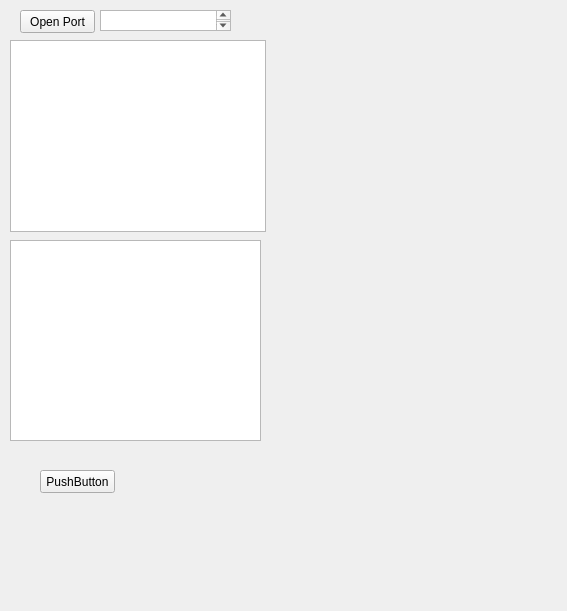
Qt form CUAMotorMirror/test.ui (vvybclock/our_labscript_devices) before a commit.
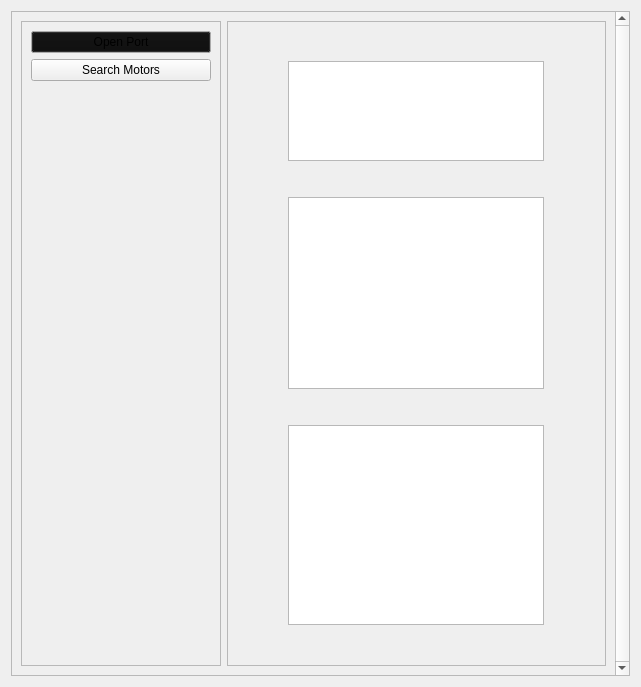
The same form after that commit.

Commit message: upgrading gui connect and search motors

What changed in the file:
```diff
--- a/CUAMotorMirror/test.ui
+++ b/CUAMotorMirror/test.ui
@@ -6,69 +6,227 @@
    <rect>
     <x>0</x>
     <y>0</y>
-    <width>567</width>
-    <height>611</height>
+    <width>641</width>
+    <height>687</height>
    </rect>
   </property>
   <property name="windowTitle">
    <string>Form</string>
   </property>
-  <widget class="QPushButton" name="Open_port_button">
-   <property name="geometry">
-    <rect>
-     <x>20</x>
-     <y>10</y>
-     <width>75</width>
-     <height>23</height>
-    </rect>
-   </property>
-   <property name="text">
-    <string>Open Port</string>
-   </property>
-  </widget>
-  <widget class="QTextEdit" name="Text_lists">
-   <property name="geometry">
-    <rect>
-     <x>10</x>
-     <y>240</y>
-     <width>251</width>
-     <height>201</height>
-    </rect>
-   </property>
-  </widget>
-  <widget class="QPlainTextEdit" name="plainTextEdit">
-   <property name="geometry">
-    <rect>
-     <x>100</x>
-     <y>10</y>
-     <width>131</width>
-     <height>21</height>
-    </rect>
-   </property>
-  </widget>
-  <widget class="QTableView" name="tableView">
-   <property name="geometry">
-    <rect>
-     <x>10</x>
-     <y>40</y>
-     <width>256</width>
-     <height>192</height>
-    </rect>
-   </property>
-  </widget>
-  <widget class="QPushButton" name="testButton">
-   <property name="geometry">
-    <rect>
-     <x>40</x>
-     <y>470</y>
-     <width>75</width>
-     <height>23</height>
-    </rect>
-   </property>
-   <property name="text">
-    <string>PushButton</string>
-   </property>
-  </widget>
+  <layout class="QGridLayout" name="gridLayout_3">
+   <item row="0" column="0">
+    <widget class="QScrollArea" name="scrollArea">
+     <property name="verticalScrollBarPolicy">
+      <enum>Qt::ScrollBarAlwaysOn</enum>
+     </property>
+     <property name="sizeAdjustPolicy">
+      <enum>QAbstractScrollArea::AdjustToContents</enum>
+     </property>
+     <property name="widgetResizable">
+      <bool>true</bool>
+     </property>
+     <widget class="QWidget" name="scrollAreaWidgetContents">
+      <property name="geometry">
+       <rect>
+        <x>0</x>
+        <y>0</y>
+        <width>604</width>
+        <height>667</height>
+       </rect>
+      </property>
+      <layout class="QGridLayout" name="gridLayout_4">
+       <item row="0" column="0">
+        <widget class="QFrame" name="frame">
+         <property name="sizePolicy">
+          <sizepolicy hsizetype="Fixed" vsizetype="Preferred">
+           <horstretch>0</horstretch>
+           <verstretch>0</verstretch>
+          </sizepolicy>
+         </property>
+         <property name="maximumSize">
+          <size>
+           <width>200</width>
+           <height>16777215</height>
+          </size>
+         </property>
+         <property name="frameShape">
+          <enum>QFrame::StyledPanel</enum>
+         </property>
+         <property name="frameShadow">
+          <enum>QFrame::Raised</enum>
+         </property>
+         <layout class="QGridLayout" name="gridLayout">
+          <item row="0" column="0">
+           <widget class="QPushButton" name="Open_port_button">
+            <property name="enabled">
+             <bool>true</bool>
+            </property>
+            <property name="sizePolicy">
+             <sizepolicy hsizetype="Fixed" vsizetype="Fixed">
+              <horstretch>0</horstretch>
+              <verstretch>0</verstretch>
+             </sizepolicy>
+            </property>
+            <property name="maximumSize">
+             <size>
+              <width>500</width>
+              <height>16777215</height>
+             </size>
+            </property>
+            <property name="palette">
+             <palette>
+              <active>
+               <colorrole role="Button">
+                <brush brushstyle="SolidPattern">
+                 <color alpha="255">
+                  <red>13</red>
+                  <green>13</green>
+                  <blue>13</blue>
+                 </color>
+                </brush>
+               </colorrole>
+              </active>
+              <inactive>
+               <colorrole role="Button">
+                <brush brushstyle="SolidPattern">
+                 <color alpha="255">
+                  <red>13</red>
+                  <green>13</green>
+                  <blue>13</blue>
+                 </color>
+                </brush>
+               </colorrole>
+              </inactive>
+              <disabled>
+               <colorrole role="Button">
+                <brush brushstyle="SolidPattern">
+                 <color alpha="255">
+                  <red>13</red>
+                  <green>13</green>
+                  <blue>13</blue>
+                 </color>
+                </brush>
+               </colorrole>
+              </disabled>
+             </palette>
+            </property>
+            <property name="text">
+             <string>Open Port</string>
+            </property>
+            <property name="checkable">
+             <bool>false</bool>
+            </property>
+            <property name="default">
+             <bool>false</bool>
+            </property>
+           </widget>
+          </item>
+          <item row="1" column="0">
+           <widget class="QPushButton" name="search_button">
+            <property name="sizePolicy">
+             <sizepolicy hsizetype="Fixed" vsizetype="Fixed">
+              <horstretch>0</horstretch>
+              <verstretch>0</verstretch>
+             </sizepolicy>
+            </property>
+            <property name="maximumSize">
+             <size>
+              <width>500</width>
+              <height>16777215</height>
+             </size>
+            </property>
+            <property name="text">
+             <string>Search Motors</string>
+            </property>
+           </widget>
+          </item>
+          <item row="2" column="0">
+           <spacer name="verticalSpacer_3">
+            <property name="orientation">
+             <enum>Qt::Vertical</enum>
+            </property>
+            <property name="sizeHint" stdset="0">
+             <size>
+              <width>20</width>
+              <height>40</height>
+             </size>
+            </property>
+           </spacer>
+          </item>
+         </layout>
+        </widget>
+       </item>
+       <item row="0" column="1">
+        <widget class="QFrame" name="frame_2">
+         <property name="frameShape">
+          <enum>QFrame::StyledPanel</enum>
+         </property>
+         <property name="frameShadow">
+          <enum>QFrame::Raised</enum>
+         </property>
+         <layout class="QGridLayout" name="gridLayout_2">
+          <item row="0" column="0">
+           <widget class="QTableView" name="tableView">
+            <property name="sizePolicy">
+             <sizepolicy hsizetype="Fixed" vsizetype="Fixed">
+              <horstretch>0</horstretch>
+              <verstretch>0</verstretch>
+             </sizepolicy>
+            </property>
+            <property name="minimumSize">
+             <size>
+              <width>0</width>
+              <height>25</height>
+             </size>
+            </property>
+            <property name="maximumSize">
+             <size>
+              <width>16777215</width>
+              <height>100</height>
+             </size>
+            </property>
+           </widget>
+          </item>
+          <item row="1" column="0">
+           <widget class="QPlainTextEdit" name="plainTextEdit">
+            <property name="sizePolicy">
+             <sizepolicy hsizetype="Fixed" vsizetype="Fixed">
+              <horstretch>0</horstretch>
+              <verstretch>0</verstretch>
+             </sizepolicy>
+            </property>
+            <property name="minimumSize">
+             <size>
+              <width>0</width>
+              <height>100</height>
+             </size>
+            </property>
+           </widget>
+          </item>
+          <item row="2" column="0">
+           <widget class="QTextEdit" name="Text_lists">
+            <property name="sizePolicy">
+             <sizepolicy hsizetype="Fixed" vsizetype="Fixed">
+              <horstretch>0</horstretch>
+              <verstretch>0</verstretch>
+             </sizepolicy>
+            </property>
+            <property name="minimumSize">
+             <size>
+              <width>0</width>
+              <height>200</height>
+             </size>
+            </property>
+           </widget>
+          </item>
+         </layout>
+        </widget>
+       </item>
+      </layout>
+     </widget>
+    </widget>
+   </item>
+  </layout>
  </widget>
  <resources/>
  <connections/>
```
The commit also changes 4 other files.
